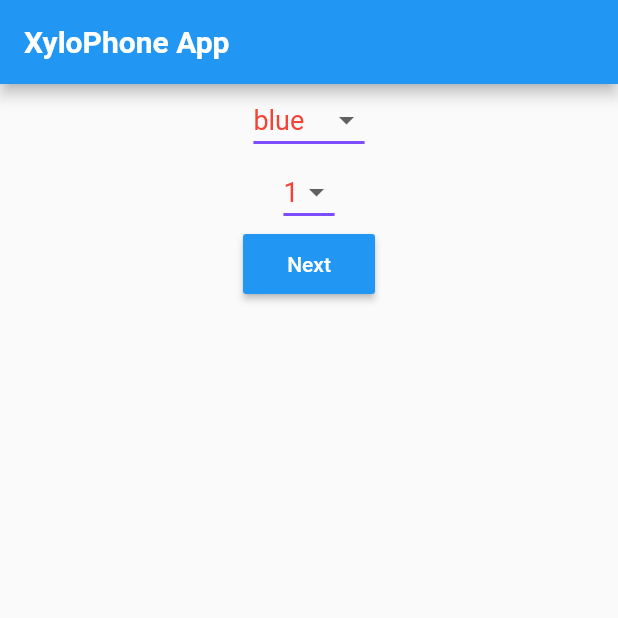
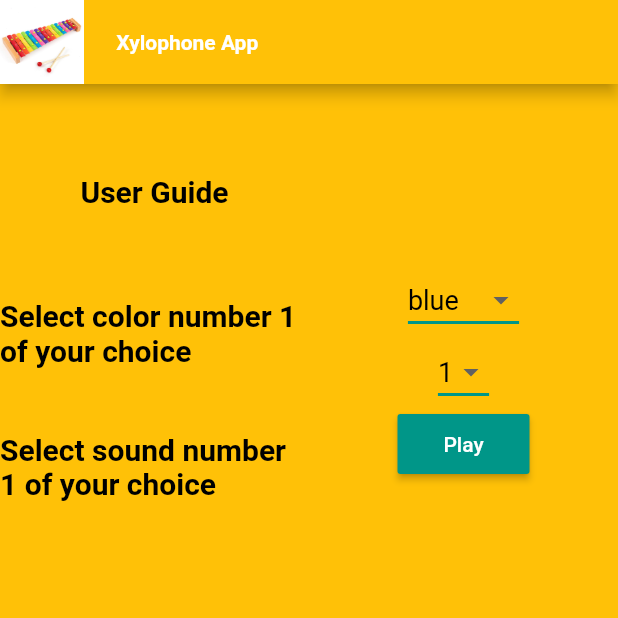
Before and after one commit to Areesha1801/xylophone, a Flutter app: the screen it shows after launch, on a phone screen of 412 x 824 dp, the top half of it. Run offline on Flutter 3.47's test engine with Material 2 defaults, Android fonts, the phone set to English and light mode, and no system bars; our stand-ins replace audioplayers.

Commit message:
final update

```diff
--- a/lib/main.dart
+++ b/lib/main.dart
@@ -1,9 +1,5 @@
 import 'package:flutter/material.dart';
-import 'package:xylophone/MyHomePage.dart';
-
-void main() {
-  runApp(MyApp());
-}
+import 'homepage.dart';
 
 class MyApp extends StatelessWidget {
   // This widget is the root of your application.
@@ -28,40 +24,40 @@ class DropDown extends StatefulWidget {
 }
 
 class DropDownWidget extends State<DropDown> {
-  int count = 0;
+  int count = 1;
   void convertion(String color, String soundNumber) {
-    var clr_no;
+    var clrNo;
     var wav_no = DropDown.holder_2;
     var number = int.parse(wav_no);
     var clr = DropDown.holder;
 
     if (clr == 'blue') {
-      clr_no = Color(0xff2196f3);
-      DropDown.myList_1.add(clr_no);
+      clrNo = const Color(0xff2196f3);
+      DropDown.myList_1.add(clrNo);
     }
     if (clr == 'green') {
-      clr_no = Color(0xff4caf50);
-      DropDown.myList_1.add(clr_no);
+      clrNo = const Color(0xff4caf50);
+      DropDown.myList_1.add(clrNo);
     }
     if (clr == 'purple') {
-      clr_no = Color(0xff9c27b0);
-      DropDown.myList_1.add(clr_no);
+      clrNo = const Color(0xff9c27b0);
+      DropDown.myList_1.add(clrNo);
     }
     if (clr == 'pink') {
-      clr_no = Color(0xffe91e63);
-      DropDown.myList_1.add(clr_no);
+      clrNo = const Color(0xffe91e63);
+      DropDown.myList_1.add(clrNo);
     }
     if (clr == 'grey') {
-      clr_no = Color(0xff9e9e9e);
-      DropDown.myList_1.add(clr_no);
+      clrNo = const Color(0xff9e9e9e);
+      DropDown.myList_1.add(clrNo);
     }
     if (clr == 'teal') {
-      clr_no = Color(0xff009688);
-      DropDown.myList_1.add(clr_no);
+      clrNo = const Color(0xff009688);
+      DropDown.myList_1.add(clrNo);
     }
     if (clr == 'red') {
-      clr_no = Color(0xfff44336);
-      DropDown.myList_1.add(clr_no);
+      clrNo = const Color(0xfff44336);
+      DropDown.myList_1.add(clrNo);
     }
     DropDown.myList_2.add(number);
     print(DropDown.myList_2);
@@ -95,35 +91,97 @@ class DropDownWidget extends State<DropDown> {
   @override
   Widget build(BuildContext context) {
     return Scaffold(
+      backgroundColor: Colors.amber,
       appBar: AppBar(
-        backgroundColor: Colors.blue,
-        title: Text(
-          'XyloPhone App',
+        actions: [
+          Expanded(
+            child: Row(
+              mainAxisAlignment: MainAxisAlignment.start,
+              children: [
+                Image.asset(
+                  "images/xylophone.jpg",
+                  alignment: Alignment.centerLeft,
+                  height: 60,
+                  width: 60,
+                ),
+                const Text(
+                  '     Xylophone App',
                   style: TextStyle(
                     color: Colors.white,
                     fontWeight: FontWeight.bold,
                   ),
                 ),
+              ],
+            ),
+          ),
+        ],
+        backgroundColor: Colors.amber,
       ),
       body: Center(
+        child: Row(
+          children: [
+            Expanded(
               child: Column(
-          children: <Widget>[
+                crossAxisAlignment: CrossAxisAlignment.center,
+                children: [
+                  const SizedBox(
+                    height: 60.0,
+                  ),
+                  const Text(
+                    "User Guide",
+                    style: TextStyle(
+                        color: Colors.black,
+                        fontSize: 20,
+                        fontWeight: FontWeight.bold),
+                  ),
+                  const SizedBox(
+                    height: 60.0,
+                  ),
+                  const Padding(padding: EdgeInsets.symmetric()),
+                  Text(
+                    "Select color number $count of your choice",
+                    style: const TextStyle(
+                        color: Colors.black,
+                        fontSize: 20,
+                        fontWeight: FontWeight.bold),
+                  ),
+                  const SizedBox(
+                    height: 20.0,
+                  ),
+                  Text(
+                    "\nSelect sound number $count of your choice",
+                    style: const TextStyle(
+                        color: Colors.black,
+                        fontSize: 20,
+                        fontWeight: FontWeight.bold),
+                  ),
+                ],
+              ),
+            ),
+            Expanded(
+              child: Column(
+                crossAxisAlignment: CrossAxisAlignment.center,
+                children: [
+                  const SizedBox(
+                    height: 120.0,
+                  ),
                   DropdownButton(
                     value: dropdownValue,
-              icon: Icon(Icons.arrow_drop_down),
+                    icon: const Icon(Icons.arrow_drop_down),
                     iconSize: 24,
                     elevation: 16,
-              style: TextStyle(color: Colors.red, fontSize: 18),
+                    style: const TextStyle(color: Colors.black, fontSize: 18),
                     underline: Container(
                       height: 2,
-                color: Colors.deepPurpleAccent,
+                      color: Colors.teal,
                     ),
                     onChanged: (data) {
                       setState(() {
                         dropdownValue = data.toString();
                       });
                     },
-              items: colorName.map<DropdownMenuItem<String>>((String value) {
+                    items:
+                        colorName.map<DropdownMenuItem<String>>((String value) {
                       return DropdownMenuItem<String>(
                         value: value,
                         child: Text(value),
@@ -132,20 +190,21 @@ class DropDownWidget extends State<DropDown> {
                   ),
                   DropdownButton(
                     value: dropdownValue_2,
-              icon: Icon(Icons.arrow_drop_down),
+                    icon: const Icon(Icons.arrow_drop_down),
                     iconSize: 24,
                     elevation: 16,
-              style: TextStyle(color: Colors.red, fontSize: 18),
+                    style: const TextStyle(color: Colors.black, fontSize: 18),
                     underline: Container(
                       height: 2,
-                color: Colors.deepPurpleAccent,
+                      color: Colors.teal,
                     ),
                     onChanged: (data) {
                       setState(() {
                         dropdownValue_2 = data.toString();
                       });
                     },
-              items: soundNo.map<DropdownMenuItem<String>>((String value) {
+                    items:
+                        soundNo.map<DropdownMenuItem<String>>((String value) {
                       return DropdownMenuItem<String>(
                         value: value,
                         child: Text(value),
@@ -153,19 +212,25 @@ class DropDownWidget extends State<DropDown> {
                     }).toList(),
                   ),
                   RaisedButton(
-              child: Text('Next'),
+                    child: const Text('Play'),
                     onPressed: () {
-                if (count == 6) {
-                  Navigator.push(context,
-                      MaterialPageRoute(builder: (context) => XylophoneApp()));
+                      if (count == 7) {
+                        count = 0;
+                        Navigator.push(
+                            context,
+                            MaterialPageRoute(
+                                builder: (context) => XylophoneApp()));
                       }
                       count++;
                       getDropDownItem();
                       convertion(DropDown.holder, DropDown.holder_2);
                     },
-              color: Colors.blue,
+                    color: Colors.teal,
                     textColor: Colors.white,
-              padding: EdgeInsets.fromLTRB(12, 12, 12, 12),
+                    padding: const EdgeInsets.fromLTRB(12, 12, 12, 12),
+                  ),
+                ],
+              ),
             ),
           ],
         ),
--- a/pubspec.yaml
+++ b/pubspec.yaml
@@ -61,6 +61,9 @@ flutter:
   # To add assets to your application, add an assets section, like this:
   assets:
     - assets/
+    - images/xylophone.jpg
+    - images/background.jpg
+    - images/background1.jpg
   #   - images/a_dot_ham.jpeg
 
   # An image asset can refer to one or more resolution-specific "variants", see
```
Also changed, not shown: lib/homepage.dart (renamed from lib/MyHomePage.dart, +25 -1 lines), lib/splashscreen.dart (added, +49 -0 lines), images/background.jpg (added), images/background1.jpg (added), images/ludo1.png (added), images/xylophone.jpg (added). Lines whose indentation alone changed are shown as unchanged.
